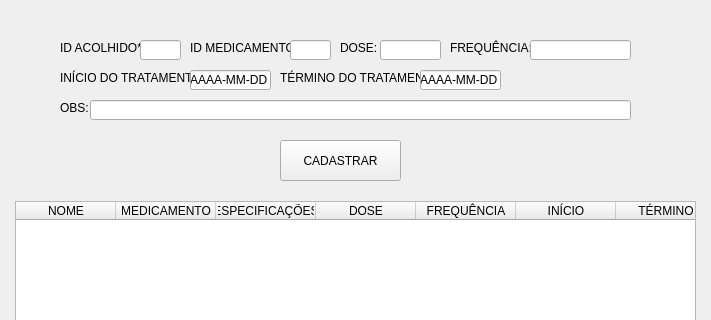
This is formTratamento.ui in AlexFilh0/BetelgeuseDB as Qt 5 draws it before an edit; both pictures show x 0 to 711 and y 0 to 320 of the 711 by 600 pixel window. The edited form follows.
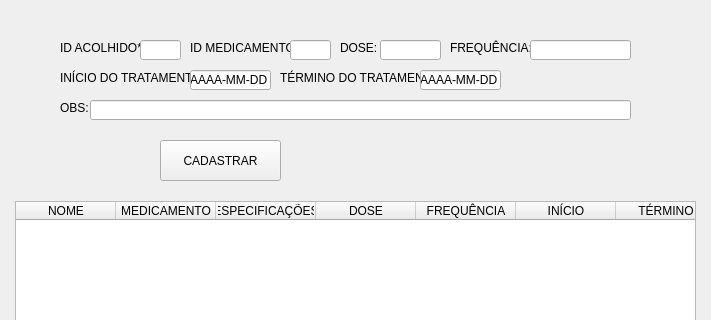
This is the edited form.

What changed in the file:
```diff
--- a/formTratamento.ui
+++ b/formTratamento.ui
@@ -184,7 +184,7 @@
    <widget class="QPushButton" name="btnCadastrarTratamento">
     <property name="geometry">
      <rect>
-      <x>280</x>
+      <x>160</x>
       <y>140</y>
       <width>121</width>
       <height>41</height>
@@ -244,6 +244,19 @@
      </property>
     </column>
    </widget>
+   <widget class="QLabel" name="lblAviso">
+    <property name="geometry">
+     <rect>
+      <x>310</x>
+      <y>150</y>
+      <width>241</width>
+      <height>20</height>
+     </rect>
+    </property>
+    <property name="text">
+     <string/>
+    </property>
+   </widget>
   </widget>
   <widget class="QMenuBar" name="menubar">
    <property name="geometry">
```
